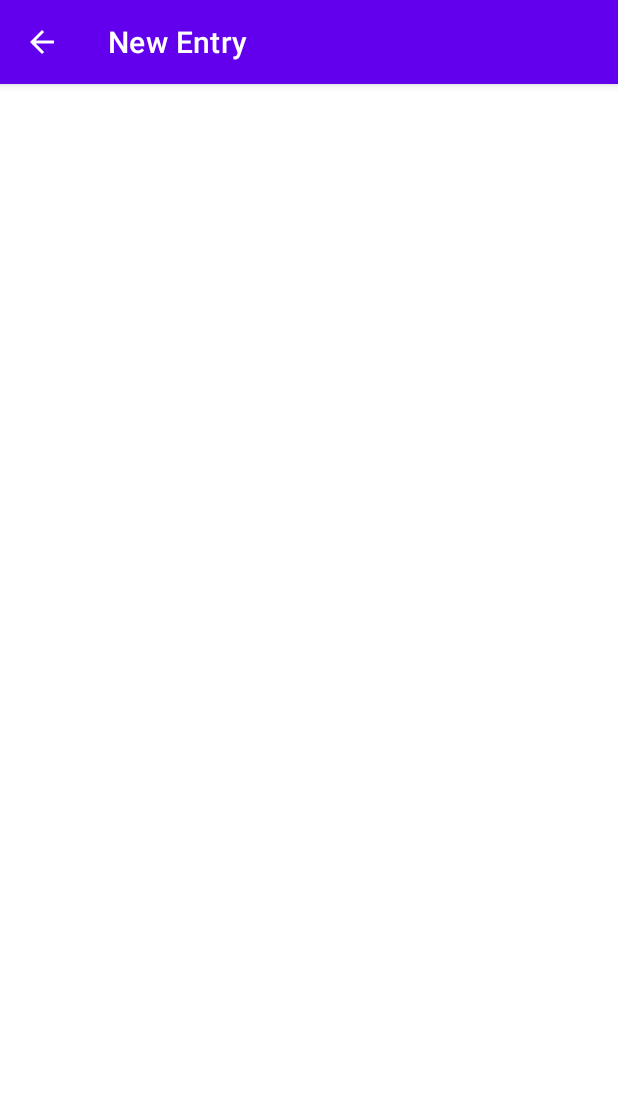
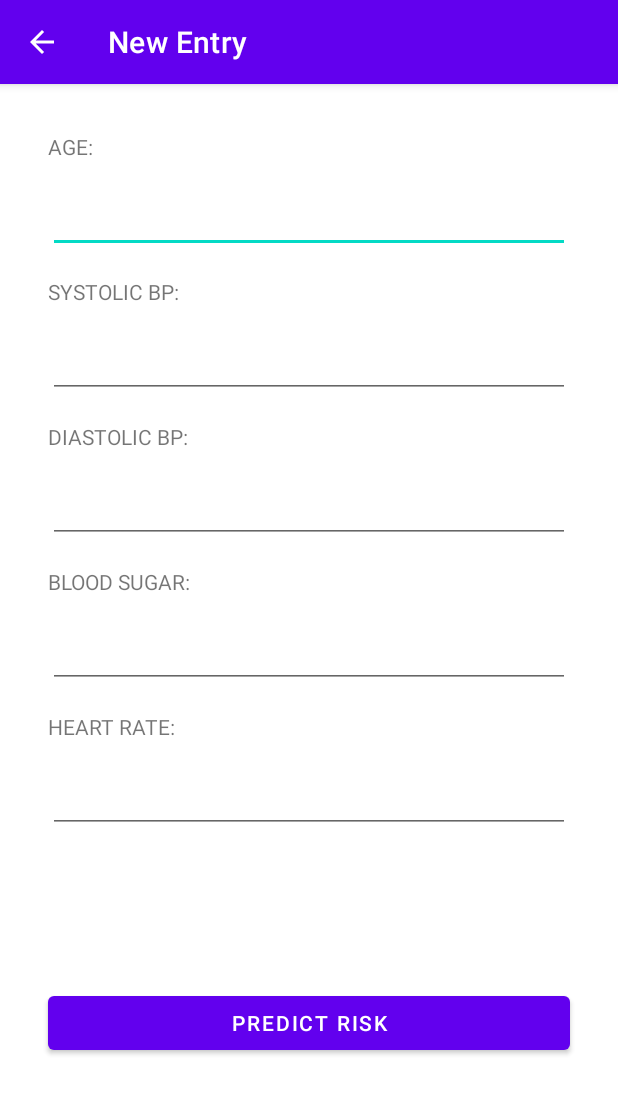
Before and after one commit to kristina-dudjak/Maternity-Risk, an Android app: the EntryActivity screen opened directly, with no data from a screen before it, on a phone screen of 412 x 824 dp. Shown: the top 1094 px of the screen. Run offline under Robolectric (Android 15) with nearby library versions, the phone set to English and light mode, and no system bars.

Commit message:
Set up entry activity layout

```diff
--- a/app/src/main/res/layout/activity_entry.xml
+++ b/app/src/main/res/layout/activity_entry.xml
@@ -1,8 +1,111 @@
 <?xml version="1.0" encoding="utf-8"?>
 <androidx.constraintlayout.widget.ConstraintLayout xmlns:android="http://schemas.android.com/apk/res/android"
+    xmlns:app="http://schemas.android.com/apk/res-auto"
     xmlns:tools="http://schemas.android.com/tools"
     android:layout_width="match_parent"
     android:layout_height="match_parent"
+    android:layout_margin="@dimen/fab_margin"
     tools:context=".EntryActivity">
 
+
+    <TextView
+        android:id="@+id/text_age"
+        android:layout_width="wrap_content"
+        android:layout_height="wrap_content"
+        android:text="@string/text_age"
+        app:layout_constraintTop_toTopOf="parent"
+        android:layout_margin="@dimen/fab_margin"
+        app:layout_constraintLeft_toLeftOf="parent" />
+
+    <EditText
+        android:id="@+id/edit_age"
+        android:layout_width="match_parent"
+        android:layout_height="wrap_content"
+        app:layout_constraintLeft_toLeftOf="@id/text_age"
+        app:layout_constraintTop_toBottomOf="@id/text_age"
+        android:layout_margin="@dimen/fab_margin"
+        android:inputType="number" />
+
+    <TextView
+        android:id="@+id/text_systolicBP"
+        android:layout_width="wrap_content"
+        android:layout_height="wrap_content"
+        android:text="@string/text_systolicBP"
+        app:layout_constraintTop_toBottomOf="@id/edit_age"
+        android:layout_margin="@dimen/fab_margin"
+        app:layout_constraintLeft_toLeftOf="parent" />
+
+    <EditText
+        android:id="@+id/edit_systolicBP"
+        android:layout_width="match_parent"
+        android:layout_height="wrap_content"
+        app:layout_constraintLeft_toLeftOf="@id/text_systolicBP"
+        app:layout_constraintTop_toBottomOf="@id/text_systolicBP"
+        android:layout_margin="@dimen/fab_margin"
+        android:inputType="number" />
+
+    <TextView
+        android:id="@+id/text_diastolicBP"
+        android:layout_width="wrap_content"
+        android:layout_height="wrap_content"
+        android:text="@string/text_diastolicBP"
+        app:layout_constraintTop_toBottomOf="@id/edit_systolicBP"
+        android:layout_margin="@dimen/fab_margin"
+        app:layout_constraintLeft_toLeftOf="parent" />
+
+    <EditText
+        android:id="@+id/edit_diastolicBP"
+        android:layout_width="match_parent"
+        android:layout_height="wrap_content"
+        app:layout_constraintLeft_toLeftOf="@id/text_systolicBP"
+        app:layout_constraintTop_toBottomOf="@id/text_diastolicBP"
+        android:layout_margin="@dimen/fab_margin"
+        android:inputType="number" />
+
+    <TextView
+        android:id="@+id/text_BS"
+        android:layout_width="wrap_content"
+        android:layout_height="wrap_content"
+        android:text="@string/text_BS"
+        app:layout_constraintTop_toBottomOf="@id/edit_diastolicBP"
+        android:layout_margin="@dimen/fab_margin"
+        app:layout_constraintLeft_toLeftOf="parent" />
+
+    <EditText
+        android:id="@+id/edit_BS"
+        android:layout_width="match_parent"
+        android:layout_height="wrap_content"
+        app:layout_constraintLeft_toLeftOf="@id/text_systolicBP"
+        app:layout_constraintTop_toBottomOf="@id/text_BS"
+        android:layout_margin="@dimen/fab_margin"
+        android:inputType="number" />
+
+    <TextView
+        android:id="@+id/text_heartRate"
+        android:layout_width="wrap_content"
+        android:layout_height="wrap_content"
+        android:text="@string/text_heartRate"
+        app:layout_constraintTop_toBottomOf="@id/edit_BS"
+        android:layout_margin="@dimen/fab_margin"
+        app:layout_constraintLeft_toLeftOf="parent" />
+
+    <EditText
+        android:id="@+id/edit_heartRate"
+        android:layout_width="match_parent"
+        android:layout_height="wrap_content"
+        android:layout_margin="@dimen/fab_margin"
+        app:layout_constraintLeft_toLeftOf="@id/text_systolicBP"
+        app:layout_constraintTop_toBottomOf="@id/text_heartRate"
+        android:inputType="number" />
+
+    <Button
+        android:layout_width="match_parent"
+        android:layout_height="wrap_content"
+        android:layout_marginHorizontal="@dimen/fab_margin"
+        app:layout_constraintLeft_toLeftOf="parent"
+        app:layout_constraintRight_toRightOf="parent"
+        app:layout_constraintBottom_toBottomOf="parent"
+        app:layout_constraintTop_toBottomOf="@id/edit_heartRate"
+        android:text="@string/btn_predict" />
+
 </androidx.constraintlayout.widget.ConstraintLayout>
--- a/app/src/main/res/values/strings.xml
+++ b/app/src/main/res/values/strings.xml
@@ -3,6 +3,13 @@
     <string name="title_activity_entry">New Entry</string>
     <string name="title_activity_history">History</string>
     <string name="title_activity_statistics">Statistics</string>
+
+    <string name="text_age">AGE:</string>
+    <string name="text_systolicBP">SYSTOLIC BP:</string>
+    <string name="text_diastolicBP">DIASTOLIC BP:</string>
+    <string name="text_BS">BLOOD SUGAR:</string>
+    <string name="text_heartRate">HEART RATE:</string>
+    <string name="btn_predict">PREDICT RISK</string>
 
 
     <!--
```
